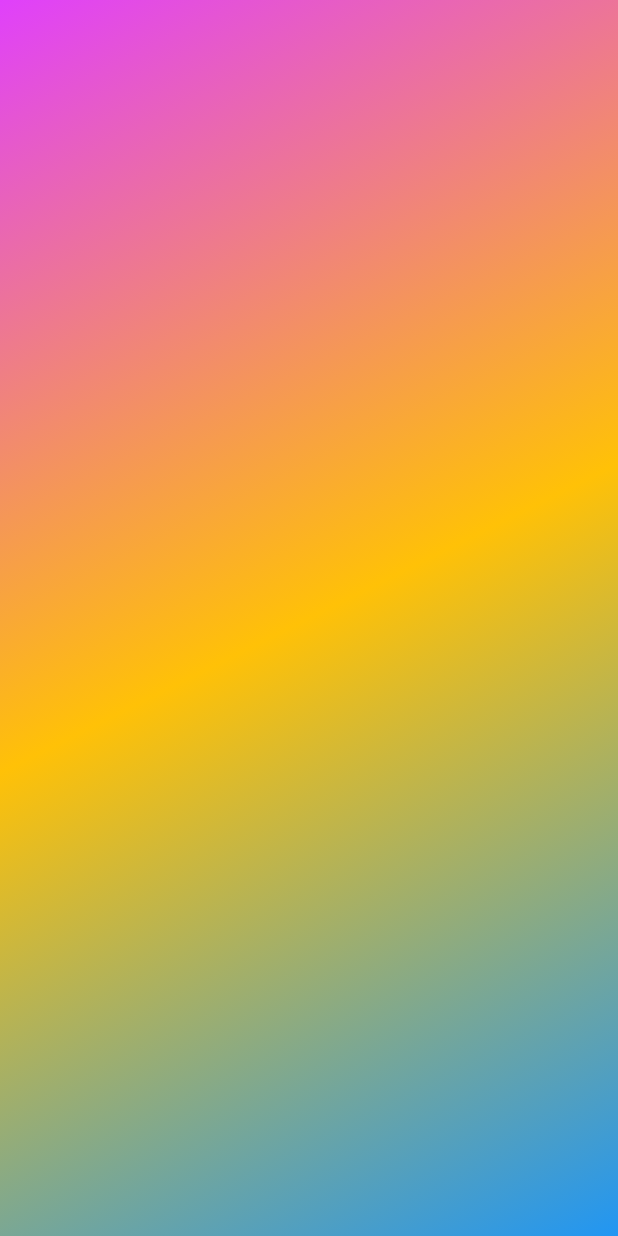
After one commit to MarysDA2014/chef-en-casa, a Flutter app: the Login screen opened directly, on a phone screen of 412 x 824 dp. The commit adds this screen. Run offline on Flutter 3.47's test engine with Material 2 defaults, Android fonts, the phone set to English and light mode, and no system bars.

Commit message:
se sube Login

```diff
--- a/lib/pantallas/inicio.dart
+++ b/lib/pantallas/inicio.dart
@@ -27,5 +27,7 @@ class _InicioState extends State<Inicio> {
         ),
       ),
     );
+
+
   }
 }
--- /dev/null
+++ b/lib/pantallas/login.dart
@@ -0,0 +1,37 @@
+import 'package:flutter/material.dart';
+
+class Login extends StatefulWidget {
+  const Login({Key? key}) : super(key: key);
+
+  @override
+  _LoginState createState() => _LoginState();
+}
+
+class _LoginState extends State<Login> {
+  @override
+  Widget build(BuildContext context) {
+    return Scaffold(
+      body: SafeArea (
+        child: Column (
+          children: [
+            Container(
+        height: MediaQuery.of(context).size.height,
+        width: MediaQuery.of(context).size.width,
+        decoration: const BoxDecoration(
+          gradient: LinearGradient(
+              begin: Alignment.topLeft,
+              end: Alignment.bottomRight,
+              colors: [
+                Colors.purpleAccent,
+                Colors.amber,
+                Colors.blue,
+              ]
+            )
+        )
+            )
+          ],
+        ),
+      )
+    );
+  }
+}
```
